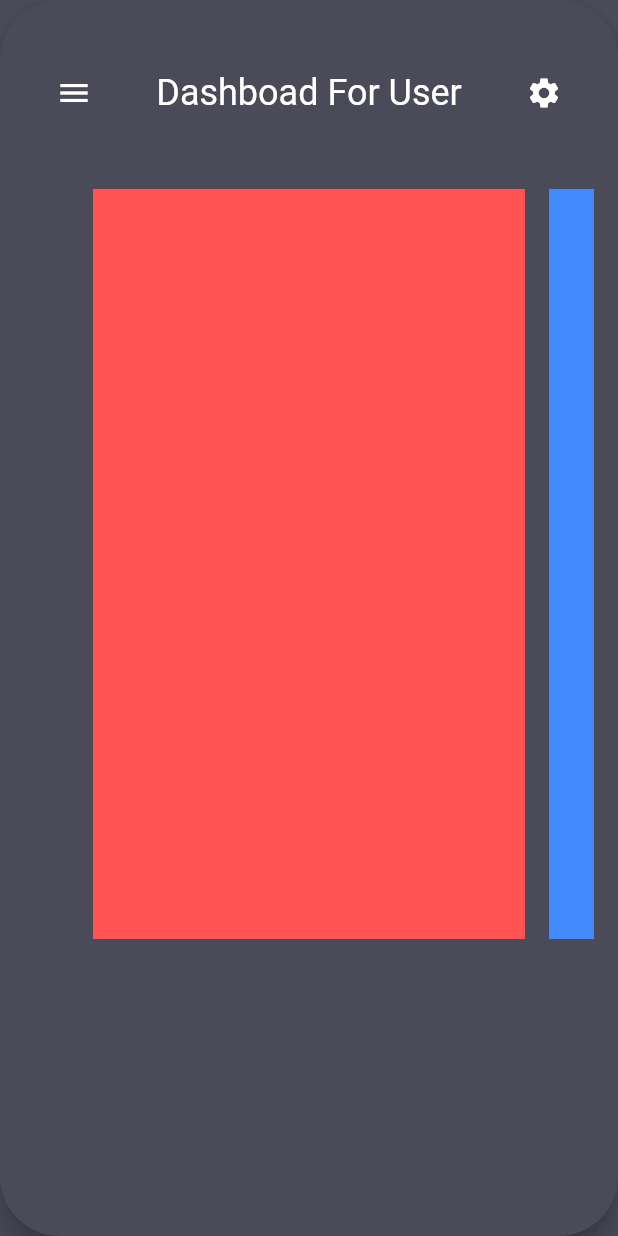
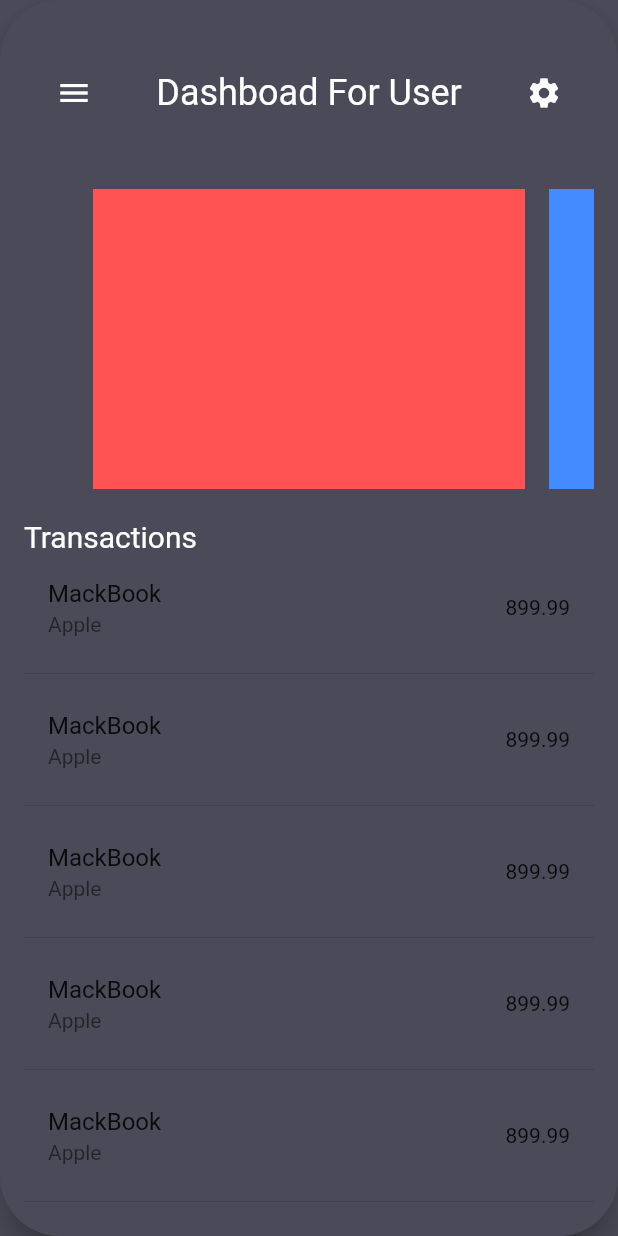
Before and after one commit to gbmahili/Flutter-SideBar, a Flutter app: the screen it shows after launch, on a phone screen of 412 x 824 dp. Run offline on Flutter 3.47's test engine with Material 2 defaults, Android fonts, the phone set to English and light mode, and no system bars; network calls fail.

Commit message:
Added listview

```diff
--- a/lib/main_dashboard_layout.dart
+++ b/lib/main_dashboard_layout.dart
@@ -93,7 +93,7 @@ class _MenuDashboardPageState extends State<MenuDashboardPage>
       top: 0,
       bottom: 0,
       left: isCollapsed ? 0 : 0.6 * screenWidth,
-      right: isCollapsed ? 0 : -0.4 * screenWidth,
+      right: isCollapsed ? 0 : -0.2 * screenWidth,
       child: ScaleTransition(
         scale: _scaleAnimation,
         child: Material(
@@ -101,9 +101,13 @@ class _MenuDashboardPageState extends State<MenuDashboardPage>
           borderRadius: BorderRadius.all(Radius.circular(40)),
           elevation: 8,
           color: backgroundColor,
+          child: SingleChildScrollView(
+            scrollDirection: Axis.vertical,
+            physics: ClampingScrollPhysics(),
             child: Container(
               padding: EdgeInsets.only(left: 16, right: 16, top: 48),
               child: Column(
+                crossAxisAlignment: CrossAxisAlignment.start,
                 children: <Widget>[
                   Row(
                     mainAxisAlignment: MainAxisAlignment.spaceAround,
@@ -125,7 +129,7 @@ class _MenuDashboardPageState extends State<MenuDashboardPage>
                   ),
                   SizedBox(height: 50),
                   Container(
-                  height: 500,
+                    height: 200,
                     child: PageView(
                       controller: PageController(viewportFraction: 0.8),
                       scrollDirection: Axis.horizontal,
@@ -148,8 +152,28 @@ class _MenuDashboardPageState extends State<MenuDashboardPage>
                         ),
                       ],
                     ),
+                  ),
+                  //SizedBox(height: 20),
+                  Break(20.0),
+                  Text('Transactions', style: TextStyle(color: Colors.white, fontSize: 20),),
+                  ListView.separated(
+                    shrinkWrap: true,
+                    itemCount: 10,
+                    itemBuilder: (context, index) {
+                      return ListTile(
+                        title: Text('MackBook'),
+                        subtitle: Text('Apple'),
+                        trailing: Text('899.99'),
+                      );
+                    },
+                    separatorBuilder: (context, index) {
+                      return Divider(
+                        height: 16.0,
+                      );
+                    },
                   )
                 ],
+              ),
             ),
           ),
         ),
@@ -170,3 +194,12 @@ class MenuItem extends StatelessWidget {
     );
   }
 }
+
+class Break extends StatelessWidget {
+  final height;
+  Break(this.height);
+  @override
+  Widget build(BuildContext context) {
+    return SizedBox(height: height);
+  }
+}
```
Lines whose indentation alone changed are shown as unchanged.
